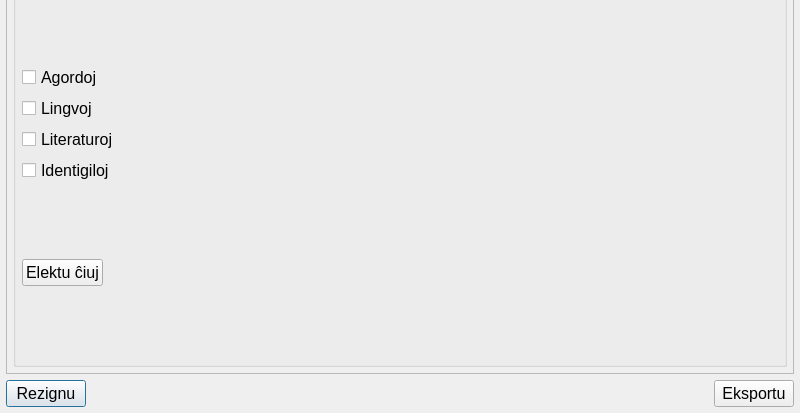
Old version of the form datumojapogilo.ui in the repository MDCremer/Gradivus; both pictures show x 0 to 800 and y 187 to 600 of the 800 by 600 pixel window.
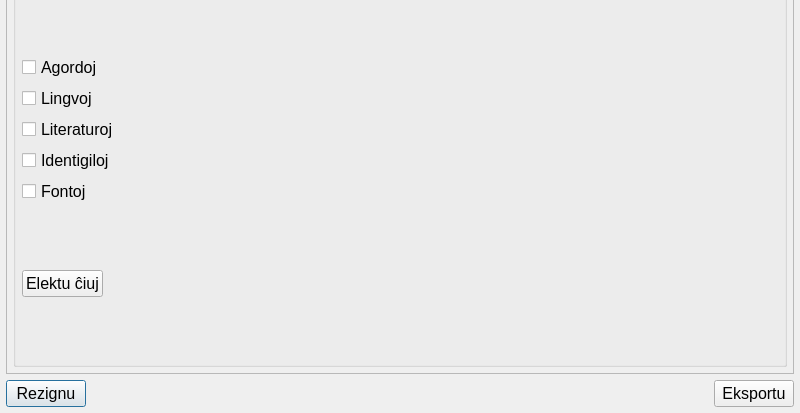
New version of the form.

What changed in the file:
```diff
--- a/datumojapogilo.ui
+++ b/datumojapogilo.ui
@@ -186,6 +186,13 @@
               </property>
              </widget>
             </item>
+            <item row="4" column="0">
+             <widget class="QCheckBox" name="fontoj">
+              <property name="text">
+               <string>Fontoj</string>
+              </property>
+             </widget>
+            </item>
            </layout>
           </item>
           <item>
```
